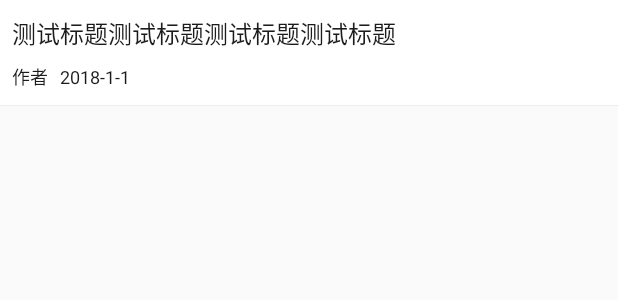
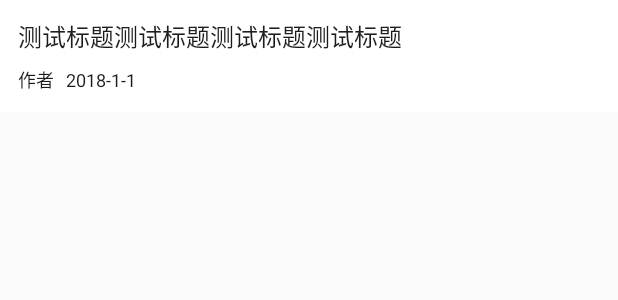
Before and after one commit to senventise/CLReader, an Android app: the layout post_item.xml on its own in the app's theme, with its tools: preview values and no code run, on a phone screen of 412 x 824 dp. Shown: the top 300 px of the screen. Run offline under Robolectric (Android 15) with nearby library versions, the phone set to English and light mode, and no system bars.

Commit message:
fix: 收藏夹位置反复横跳 feat: 去线留白

```diff
--- a/app/src/main/java/com/senventise/clreader/PostListActivity.java
+++ b/app/src/main/java/com/senventise/clreader/PostListActivity.java
@@ -7,11 +7,9 @@ import androidx.recyclerview.widget.RecyclerView;
 import android.annotation.SuppressLint;
 import android.content.ClipData;
 import android.content.ClipboardManager;
-import android.content.ContentValues;
 import android.content.Context;
 import android.content.Intent;
 import android.content.SharedPreferences;
-import android.database.sqlite.SQLiteDatabase;
 import android.net.Uri;
 import android.os.Bundle;
 import android.os.Handler;
--- a/app/src/main/res/layout/post_item.xml
+++ b/app/src/main/res/layout/post_item.xml
@@ -8,8 +8,8 @@
 
     <TextView
         android:maxLines="2"
-        android:layout_marginTop="10dp"
-        android:layout_marginStart="8dp"
+        android:layout_marginTop="12dp"
+        android:layout_marginStart="12dp"
         android:textSize="16sp"
         android:id="@+id/post_item_title"
         android:textColor="?attr/textColor"
@@ -27,7 +27,7 @@
 
         <TextView
             android:textColor="?attr/textColor"
-            android:layout_marginStart="8dp"
+            android:layout_marginStart="12dp"
             android:textSize="12sp"
             android:id="@+id/post_item_author"
             android:layout_width="wrap_content"
@@ -45,7 +45,8 @@
     </androidx.appcompat.widget.LinearLayoutCompat>
 
     <View
-        android:layout_marginTop="10dp"
+        android:visibility="invisible"
+        android:layout_marginTop="12dp"
         android:background="@color/bitGray"
         android:layout_width="match_parent"
         android:layout_height="0.4dp"></View>
```
Also changed, not shown: app/src/main/java/com/senventise/clreader/FavoritesActivity.java (+19 -12 lines), app/src/main/res/layout/favorites_item.xml (+6 -5 lines), app/src/main/res/layout/history_item.xml (+6 -5 lines).
